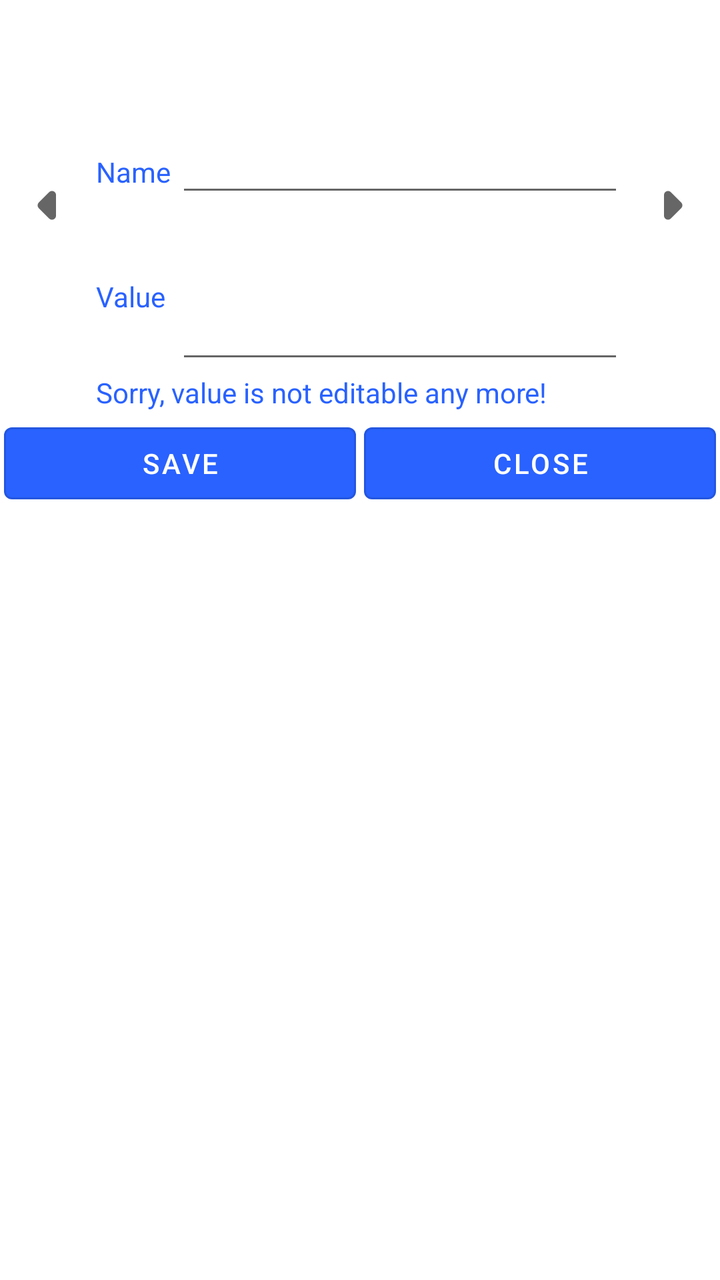
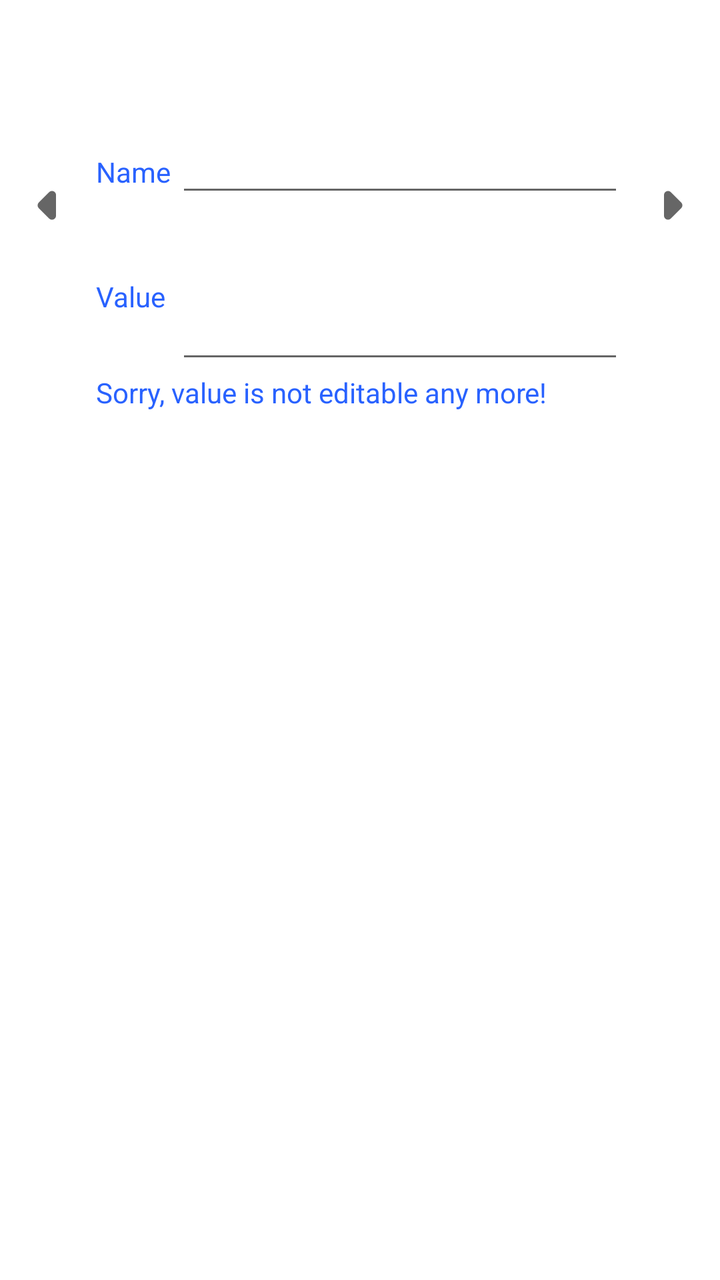

Before-and-after screenshots of an Android layout around one commit, followed by the original layout XML and the change that was made.
<!-- AndroidManifest.xml: another module's application theme AppTheme -->
<!-- res/layout/sql_dialog_tablerecord.xml -->
<?xml version="1.0" encoding="utf-8"?>
<LinearLayout xmlns:android="http://schemas.android.com/apk/res/android"
    android:layout_width="fill_parent"
    android:layout_height="match_parent"
    xmlns:app="http://schemas.android.com/apk/res-auto"
    android:layout_margin="4dip"
    android:background="@color/white"
    android:orientation="vertical">

    <LinearLayout
        android:layout_width="fill_parent"
        android:layout_height="wrap_content"
        android:focusable="true"
        android:focusableInTouchMode="true"
        android:orientation="horizontal" >

        <requestFocus />
    </LinearLayout>

    <RelativeLayout
        android:layout_width="fill_parent"
        android:layout_height="wrap_content" >

        <ImageView
            android:id="@+id/image_prev"
            android:layout_width="48dp"
            android:layout_height="48dp"
            android:layout_alignParentLeft="true"
            android:layout_centerVertical="true"
            android:scaleType="fitCenter"
            android:src="@drawable/round_arrow_left_24" />

        <ImageView
            android:id="@+id/image_next"
            android:layout_width="48dp"
            android:layout_height="48dp"
            android:layout_alignParentRight="true"
            android:layout_centerVertical="true"
            android:scaleType="fitCenter"
            android:src="@drawable/round_arrow_right_24" />

        <TextView
            android:id="@+id/tv_type"
            android:layout_width="fill_parent"
            android:layout_height="wrap_content"
            android:layout_marginTop="8dip"
            android:layout_toLeftOf="@id/image_next"
            android:layout_toRightOf="@id/image_prev"
            android:textColor="@color/colorAccent" />

        <TextView
            android:id="@+id/tv_pkflag"
            android:layout_width="fill_parent"
            android:layout_height="wrap_content"
            android:layout_below="@id/tv_type"
            android:layout_marginTop="8dip"
            android:layout_toLeftOf="@id/image_next"
            android:layout_toRightOf="@id/image_prev"
            android:textColor="@color/colorAccent" />

        <LinearLayout
            android:id="@+id/name_layout"
            android:layout_width="fill_parent"
            android:layout_height="wrap_content"
            android:layout_below="@id/tv_pkflag"
            android:layout_marginTop="8dip"
            android:layout_toLeftOf="@id/image_next"
            android:layout_toRightOf="@id/image_prev"
            android:orientation="horizontal" >

            <TextView
                android:layout_width="wrap_content"
                android:layout_height="wrap_content"
                android:minWidth="40dip"
                android:text="@string/name"
                android:textColor="@color/colorAccent" />

            <EditText
                android:id="@+id/et_name"
                android:layout_width="0dip"
                android:layout_height="wrap_content"
                android:layout_weight="1"
                android:focusable="false"
                android:inputType="text" />
        </LinearLayout>

        <LinearLayout
            android:id="@+id/value_layout"
            android:layout_width="fill_parent"
            android:layout_height="wrap_content"
            android:layout_below="@id/name_layout"
            android:layout_toLeftOf="@id/image_next"
            android:layout_toRightOf="@id/image_prev"
            android:orientation="horizontal" >

            <TextView
                android:layout_width="wrap_content"
                android:layout_height="wrap_content"
                android:minWidth="40dip"
                android:text="@string/value"
                android:textColor="@color/colorAccent" />

            <EditText
                android:id="@+id/et_valuey"
                android:layout_width="fill_parent"
                android:layout_height="wrap_content"
                android:inputType="textMultiLine"
                android:maxLines="10"
                android:minLines="3" />
        </LinearLayout>

        <TextView
            android:id="@+id/tv_noteditable"
            android:layout_width="fill_parent"
            android:layout_height="wrap_content"
            android:layout_below="@id/value_layout"
            android:layout_toLeftOf="@id/image_next"
            android:layout_toRightOf="@id/image_prev"
            android:textColor="@color/colorAccent"
            android:text="@string/not_editable_tip"/>

    </RelativeLayout>

    <LinearLayout
        android:layout_width="fill_parent"
        android:layout_height="wrap_content"
        android:orientation="horizontal" >

        <com.google.android.material.button.MaterialButton
            style="@style/Widget.MaterialComponents.Button.OutlinedButton"
            app:backgroundTint="@color/colorAccent"
            android:textColor="@color/colorPrimaryDark"
            android:id="@+id/btn_save"
            android:layout_width="0dip"
            android:layout_height="wrap_content"
            android:layout_weight="1"
            android:layout_margin="2dp"
            android:text="@string/save" />

        <com.google.android.material.button.MaterialButton
            style="@style/Widget.MaterialComponents.Button.OutlinedButton"
            app:backgroundTint="@color/colorAccent"
            android:textColor="@color/colorPrimaryDark"
            android:id="@+id/btn_cancel"
            android:layout_width="0dip"
            android:layout_margin="2dp"
            android:layout_height="wrap_content"
            android:layout_weight="1"
            android:text="@string/close" />

    </LinearLayout>

</LinearLayout>
<!-- resources referenced by this layout -->
<resources>
  <color name="colorAccent">#2962FF</color>
  <color name="colorPrimaryDark">#FFF</color>
  <color name="white">#ffffffff</color>
  <!-- drawable round_arrow_left_24 (drawable) -->
  <vector xmlns:android="http://schemas.android.com/apk/res/android"
      android:width="24dp"
      android:height="24dp"
      android:viewportWidth="24"
      android:viewportHeight="24"
      android:tint="?attr/colorControlNormal"
      android:autoMirrored="true">
    <path
        android:fillColor="@color/colorAccent"
        android:pathData="M12.29,8.71L9.7,11.3c-0.39,0.39 -0.39,1.02 0,1.41l2.59,2.59c0.63,0.63 1.71,0.18 1.71,-0.71V9.41c0,-0.89 -1.08,-1.33 -1.71,-0.7z"/>
  </vector>
  <!-- drawable round_arrow_right_24 (drawable) -->
  <vector xmlns:android="http://schemas.android.com/apk/res/android"
      android:width="24dp"
      android:height="24dp"
      android:viewportWidth="24"
      android:viewportHeight="24"
      android:tint="?attr/colorControlNormal"
      android:autoMirrored="true">
    <path
        android:fillColor="@color/colorAccent"
        android:pathData="M11.71,15.29l2.59,-2.59c0.39,-0.39 0.39,-1.02 0,-1.41L11.71,8.7c-0.63,-0.62 -1.71,-0.18 -1.71,0.71v5.17c0,0.9 1.08,1.34 1.71,0.71z"/>
  </vector>
  <string name="close">Close</string>
  <string name="name">Name</string>
  <string name="not_editable_tip">Sorry, value is not editable any more!</string>
  <string name="save">Save</string>
  <string name="value">Value</string>
  <style name="AppTheme" parent="Theme.MaterialComponents.Light.NoActionBar">
          
      </style>
</resources>

<!-- the commit's change to res/layout/sql_dialog_tablerecord.xml (unified diff, before → after) -->
@@ -126,7 +126,7 @@
         android:layout_height="wrap_content"
         android:orientation="horizontal" >
 
-        <com.google.android.material.button.MaterialButton
+        <androidx.appcompat.widget.AppCompatButton
             style="@style/Widget.MaterialComponents.Button.OutlinedButton"
             app:backgroundTint="@color/colorAccent"
             android:textColor="@color/colorPrimaryDark"
@@ -137,7 +137,7 @@
             android:layout_margin="2dp"
             android:text="@string/save" />
 
-        <com.google.android.material.button.MaterialButton
+        <androidx.appcompat.widget.AppCompatButton
             style="@style/Widget.MaterialComponents.Button.OutlinedButton"
             app:backgroundTint="@color/colorAccent"
             android:textColor="@color/colorPrimaryDark"
